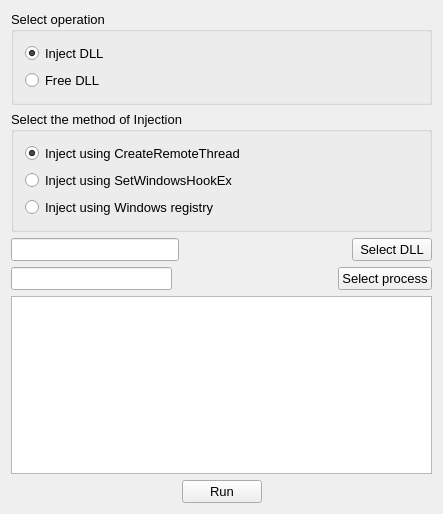
The window that DllInjector/dllinjector.ui (ANDR-ASCII/dll_injector) describes before a commit, drawn with Qt 5.
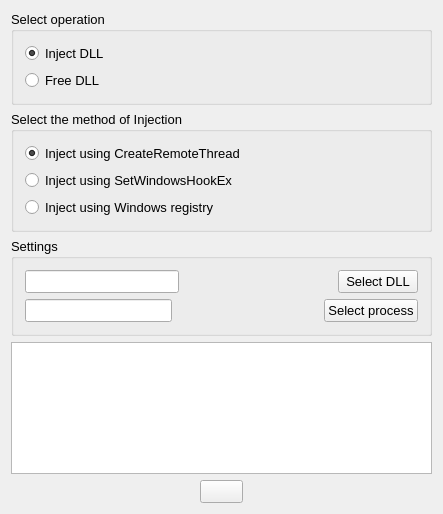
The same window after the commit. Icons and pictures are not drawn.

The edit to the form file:
```diff
--- a/DllInjector/dllinjector.ui
+++ b/DllInjector/dllinjector.ui
@@ -38,7 +38,7 @@
    <string notr="true"/>
   </property>
   <widget class="QWidget" name="centralWidget">
-   <layout class="QVBoxLayout" name="verticalLayout_3">
+   <layout class="QVBoxLayout" name="verticalLayout_4">
     <item>
      <widget class="QGroupBox" name="groupBox_2">
       <property name="title">
@@ -102,6 +102,12 @@
      </widget>
     </item>
     <item>
+     <widget class="QGroupBox" name="groupBox_3">
+      <property name="title">
+       <string>Settings</string>
+      </property>
+      <layout class="QVBoxLayout" name="verticalLayout_3">
+       <item>
      <layout class="QHBoxLayout" name="horizontalLayout_2">
       <item>
        <widget class="QLineEdit" name="dllNameLineEdit">
@@ -163,6 +169,9 @@
       </item>
      </layout>
     </item>
+      </layout>
+     </widget>
+    </item>
     <item>
      <widget class="QTextEdit" name="textEdit">
       <property name="readOnly">
@@ -187,8 +196,30 @@
       </item>
       <item>
        <widget class="QPushButton" name="runButton">
+        <property name="cursor">
+         <cursorShape>PointingHandCursor</cursorShape>
+        </property>
+        <property name="toolTip">
+         <string>Start operation</string>
+        </property>
+        <property name="styleSheet">
+         <string notr="true">QPushButton: 
+{
+cursor: Pointing Hand;
+}</string>
+        </property>
         <property name="text">
-         <string>Run</string>
+         <string/>
+        </property>
+        <property name="icon">
+         <iconset>
+          <normaloff>icons/Infect-icon.png</normaloff>icons/Infect-icon.png</iconset>
+        </property>
+        <property name="iconSize">
+         <size>
+          <width>30</width>
+          <height>30</height>
+         </size>
         </property>
        </widget>
       </item>
```
Left out of the diff: 8 changed lines with no effect on the pictures. Lines whose indentation alone changed are shown as unchanged.
